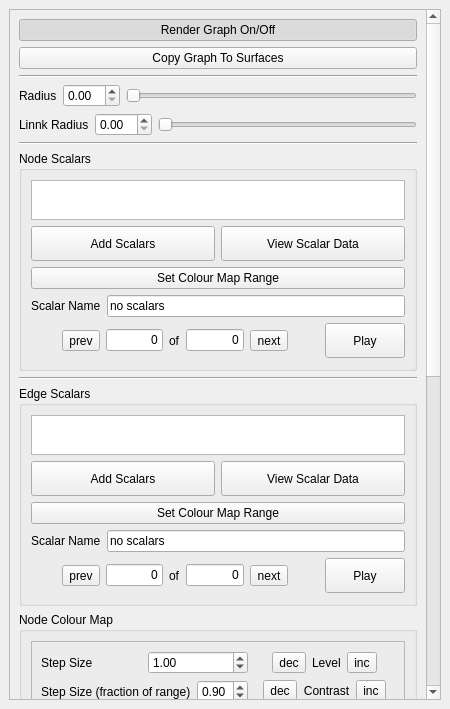
Old version of the form graphmanipulator.ui in the repository bmpatena/briview.
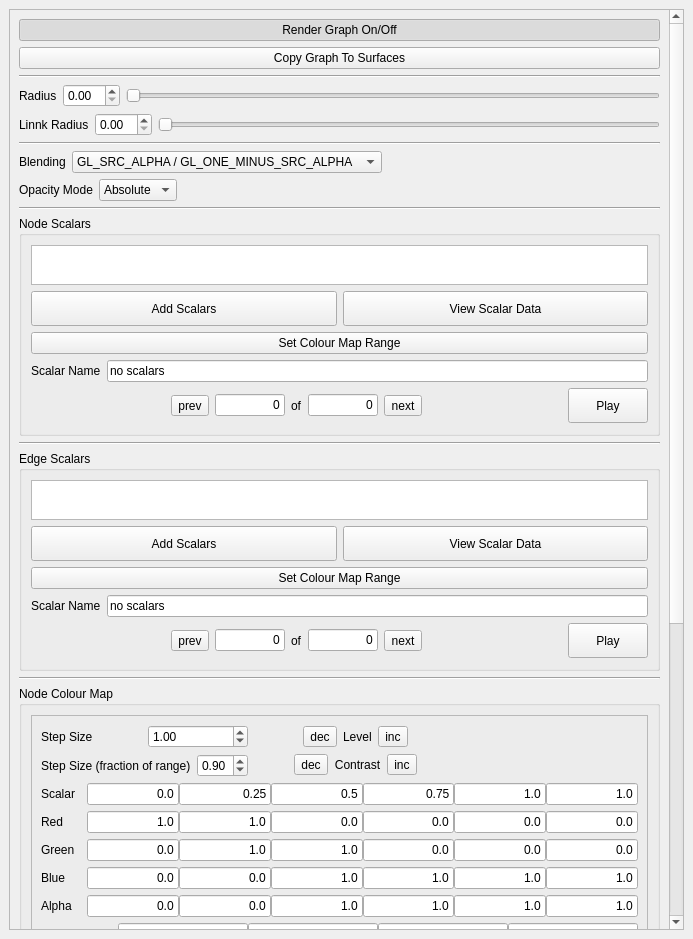
New version of the form.

Patch:
```diff
--- a/graphmanipulator.ui
+++ b/graphmanipulator.ui
@@ -6,8 +6,8 @@
    <rect>
     <x>0</x>
     <y>0</y>
-    <width>450</width>
-    <height>709</height>
+    <width>693</width>
+    <height>939</height>
    </rect>
   </property>
   <property name="sizePolicy">
@@ -24,7 +24,7 @@
   </property>
   <property name="maximumSize">
    <size>
-    <width>450</width>
+    <width>1450</width>
     <height>1200</height>
    </size>
   </property>
@@ -46,8 +46,8 @@
         <rect>
          <x>0</x>
          <y>0</y>
-         <width>510</width>
-         <height>1499</height>
+         <width>667</width>
+         <height>1599</height>
         </rect>
        </property>
        <layout class="QVBoxLayout" name="verticalLayout">
@@ -72,7 +72,7 @@
          </widget>
         </item>
         <item>
-         <widget class="Line" name="line_2">
+         <widget class="Line" name="line_4">
           <property name="orientation">
            <enum>Qt::Horizontal</enum>
           </property>
@@ -121,7 +121,163 @@
          </layout>
         </item>
         <item>
-         <widget class="Line" name="line_3">
+         <widget class="Line" name="line_5">
+          <property name="orientation">
+           <enum>Qt::Horizontal</enum>
+          </property>
+         </widget>
+        </item>
+        <item>
+         <layout class="QHBoxLayout" name="horizontalLayout_6">
+          <item>
+           <widget class="QLabel" name="label_12">
+            <property name="sizePolicy">
+             <sizepolicy hsizetype="Fixed" vsizetype="Fixed">
+              <horstretch>0</horstretch>
+              <verstretch>20</verstretch>
+             </sizepolicy>
+            </property>
+            <property name="minimumSize">
+             <size>
+              <width>0</width>
+              <height>20</height>
+             </size>
+            </property>
+            <property name="maximumSize">
+             <size>
+              <width>16777215</width>
+              <height>20</height>
+             </size>
+            </property>
+            <property name="text">
+             <string>Blending</string>
+            </property>
+           </widget>
+          </item>
+          <item>
+           <widget class="QComboBox" name="combo_blend">
+            <item>
+             <property name="text">
+              <string>GL_SRC_ALPHA / GL_ONE_MINUS_SRC_ALPHA</string>
+             </property>
+            </item>
+            <item>
+             <property name="text">
+              <string>GL_SRC_ALPHA / GL_ONE</string>
+             </property>
+            </item>
+            <item>
+             <property name="text">
+              <string>GL_ONE_MINUS_DST_ALPHA / GL_ONE</string>
+             </property>
+            </item>
+            <item>
+             <property name="text">
+              <string>GL_SRC_ALPHA / GL_DST_ALPHA</string>
+             </property>
+            </item>
+            <item>
+             <property name="text">
+              <string>GL_ONE_MINUS_DST_ALPHA / GL_DST_ALPHA</string>
+             </property>
+            </item>
+           </widget>
+          </item>
+          <item>
+           <spacer name="horizontalSpacer_9">
+            <property name="orientation">
+             <enum>Qt::Horizontal</enum>
+            </property>
+            <property name="sizeHint" stdset="0">
+             <size>
+              <width>40</width>
+              <height>20</height>
+             </size>
+            </property>
+           </spacer>
+          </item>
+         </layout>
+        </item>
+        <item>
+         <layout class="QHBoxLayout" name="horizontalLayout_5">
+          <item>
+           <widget class="QLabel" name="label_11">
+            <property name="text">
+             <string>Opacity Mode</string>
+            </property>
+           </widget>
+          </item>
+          <item>
+           <widget class="QComboBox" name="combo_opacity">
+            <property name="palette">
+             <palette>
+              <active>
+               <colorrole role="Text">
+                <brush brushstyle="SolidPattern">
+                 <color alpha="255">
+                  <red>0</red>
+                  <green>0</green>
+                  <blue>0</blue>
+                 </color>
+                </brush>
+               </colorrole>
+              </active>
+              <inactive>
+               <colorrole role="Text">
+                <brush brushstyle="SolidPattern">
+                 <color alpha="255">
+                  <red>0</red>
+                  <green>0</green>
+                  <blue>0</blue>
+                 </color>
+                </brush>
+               </colorrole>
+              </inactive>
+              <disabled>
+               <colorrole role="Text">
+                <brush brushstyle="SolidPattern">
+                 <color alpha="255">
+                  <red>69</red>
+                  <green>69</green>
+                  <blue>69</blue>
+                 </color>
+                </brush>
+               </colorrole>
+              </disabled>
+             </palette>
+            </property>
+            <property name="focusPolicy">
+             <enum>Qt::NoFocus</enum>
+            </property>
+            <item>
+             <property name="text">
+              <string>Absolute</string>
+             </property>
+            </item>
+            <item>
+             <property name="text">
+              <string>Relative</string>
+             </property>
+            </item>
+           </widget>
+          </item>
+          <item>
+           <spacer name="horizontalSpacer_10">
+            <property name="orientation">
+             <enum>Qt::Horizontal</enum>
+            </property>
+            <property name="sizeHint" stdset="0">
+             <size>
+              <width>40</width>
+              <height>20</height>
+             </size>
+            </property>
+           </spacer>
+          </item>
+         </layout>
+        </item>
+        <item>
+         <widget class="Line" name="line_2">
           <property name="orientation">
            <enum>Qt::Horizontal</enum>
           </property>
@@ -424,7 +580,7 @@
          </widget>
         </item>
         <item>
-         <widget class="Line" name="line">
+         <widget class="Line" name="line_3">
           <property name="orientation">
            <enum>Qt::Horizontal</enum>
           </property>
@@ -726,6 +882,13 @@
           </layout>
          </widget>
         </item>
+        <item>
+         <widget class="Line" name="line">
+          <property name="orientation">
+           <enum>Qt::Horizontal</enum>
+          </property>
+         </widget>
+        </item>
         <item>
          <widget class="QGroupBox" name="groupBox_2">
           <property name="title">
```
